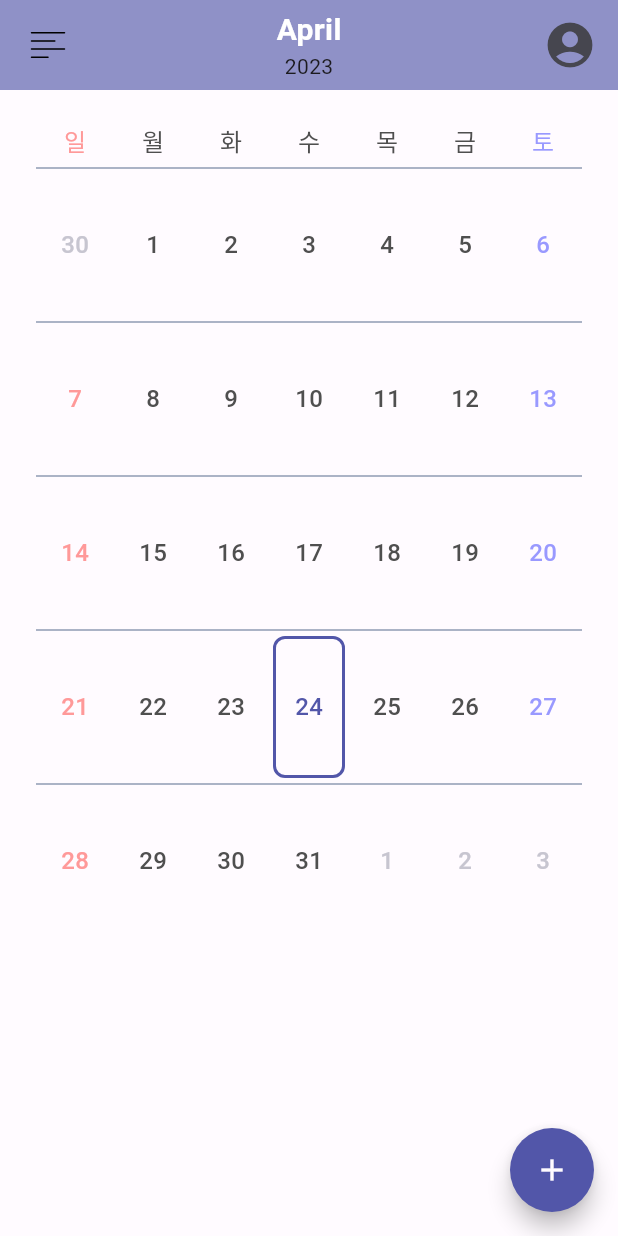
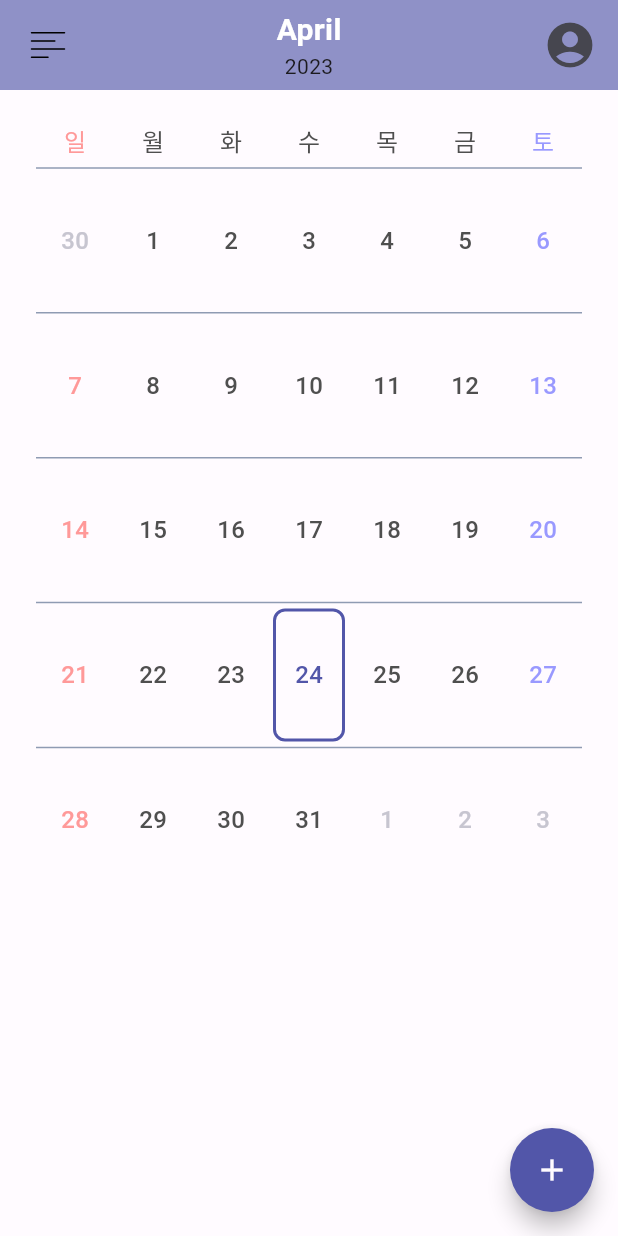
Before and after one commit to Daryu-Kim/plancation-flutter, a Flutter app: the HomeCalendarComponent screen opened directly, on a phone screen of 412 x 824 dp. Run offline on Flutter 3.47's test engine with Material 2 defaults, Android fonts, the phone set to English and light mode, and no system bars; drawn by our look-alikes of flutter_speed_dial, table_calendar; our stand-ins replace calendar_timeline, cloud_firestore, curved_navigation_bar, firebase_auth, firebase_core, firebase_storage and 9 more; missing offline and left inert: word_break_text; accounts and stored records are empty; Roboto replaces fonts that are missing (Pretendard).

Commit message:
2023-05-25 04:18 Layout Refactoring

```diff
--- a/lib/pages/home_calendar/home_calendar.dart
+++ b/lib/pages/home_calendar/home_calendar.dart
@@ -77,7 +77,7 @@ class HomeCalendarState extends State<HomeCalendarComponent> {
                 headerVisible: false,
                 calendarFormat: CalendarFormat.month,
                 daysOfWeekHeight: 36,
-                rowHeight: (MediaQuery.of(context).size.height - 172 - 36) / 6,
+                rowHeight: setBodyHeightIncludeBNB(context) / 7,
                 calendarStyle: CalendarStyleSheet().calendarStyle(context),
                 availableGestures: AvailableGestures.horizontalSwipe,
                 onDaySelected: (selectedDay, focusedDay) {
```
